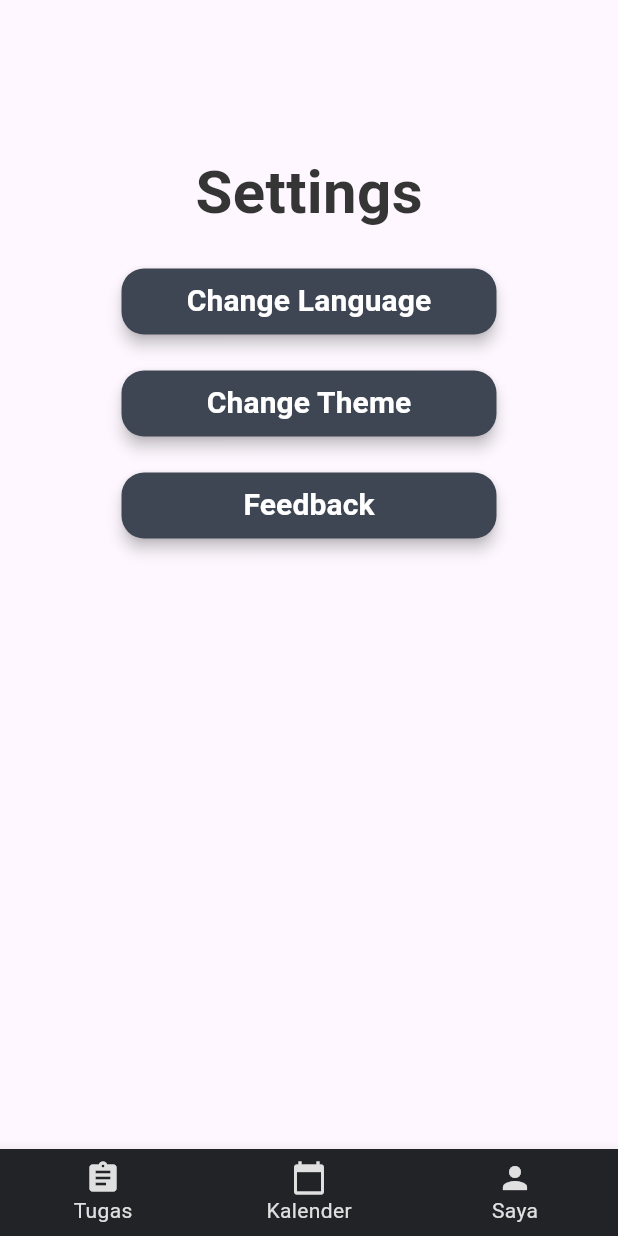
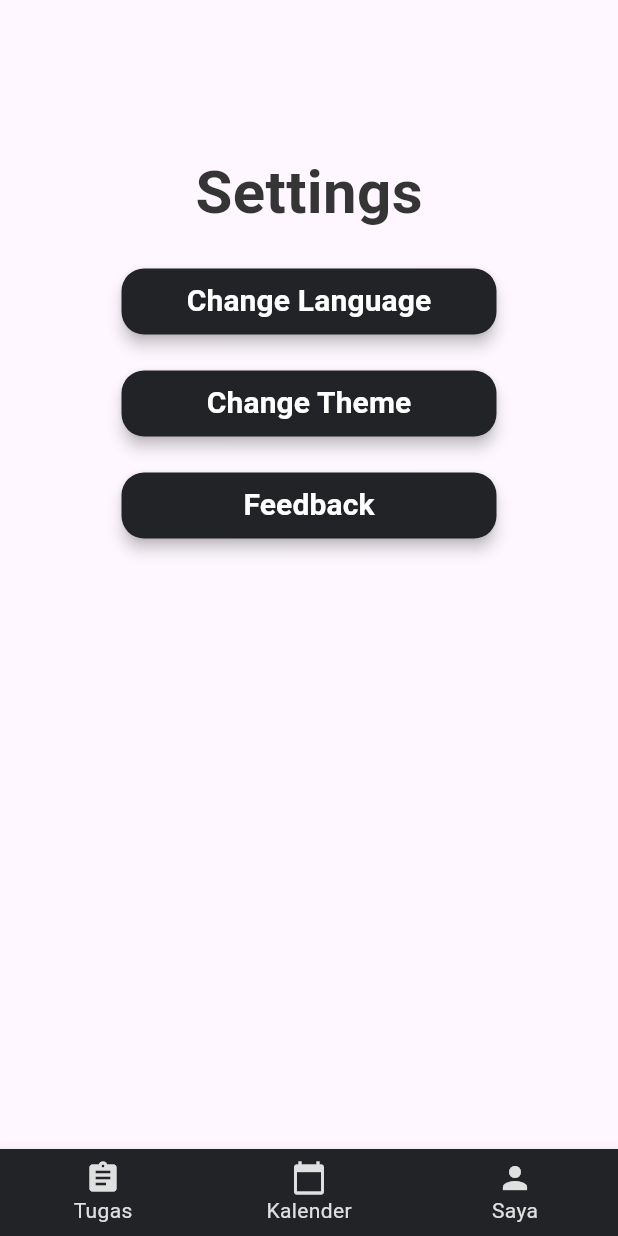
Before and after one commit to Drakkura/mobdev, a Flutter app: the CalendarScreen screen opened directly, item 3 of the bottom bar chosen, after a tap on "Settings", on a phone screen of 412 x 824 dp. Run offline on Flutter 3.47's test engine with Material 3 defaults, Android fonts, the light colour scheme and no system bars; our stand-ins replace cloud_firestore, firebase_auth, firebase_core, flutter_rating_bar, get, hexcolor and 1 more; missing offline and left inert: mysql_client; accounts and stored records are empty; Roboto replaces fonts that are missing (Nunito Sans).

Commit message:
frontend update

```diff
--- a/lib/settings/setting.dart
+++ b/lib/settings/setting.dart
@@ -3,6 +3,7 @@ import 'feedback.dart';
 import 'gantiBahasa.dart';
 import 'gantiTema.dart';
 import 'package:login_sahabat_mahasiswa/view/widget/bottom.navigationbar.dart';
+import 'package:login_sahabat_mahasiswa/utils/colors.dart';
 
 class Setting extends StatelessWidget {
   @override
@@ -39,7 +40,7 @@ class Setting extends StatelessWidget {
                     );
                   },
                   style: ElevatedButton.styleFrom(
-                    backgroundColor: Color(0xFF3E4553),
+                    backgroundColor: GlobalColors.mainColor,
                     shape: RoundedRectangleBorder(
                       borderRadius: BorderRadius.circular(15),
                     ),
@@ -65,7 +66,7 @@ class Setting extends StatelessWidget {
                     );
                   },
                   style: ElevatedButton.styleFrom(
-                    backgroundColor: Color(0xFF3E4553),
+                    backgroundColor: GlobalColors.mainColor,
                     shape: RoundedRectangleBorder(
                       borderRadius: BorderRadius.circular(15),
                     ),
@@ -91,7 +92,7 @@ class Setting extends StatelessWidget {
                     );
                   },
                   style: ElevatedButton.styleFrom(
-                    backgroundColor: Color(0xFF3E4553),
+                    backgroundColor: GlobalColors.mainColor,
                     shape: RoundedRectangleBorder(
                       borderRadius: BorderRadius.circular(15),
                     ),
--- a/lib/view/calendar.dart
+++ b/lib/view/calendar.dart
@@ -1,6 +1,7 @@
 import 'package:flutter/material.dart';
 import 'package:table_calendar/table_calendar.dart';
 import 'package:login_sahabat_mahasiswa/view/widget/bottom.navigationbar.dart';
+import 'package:login_sahabat_mahasiswa/utils/colors.dart';
 
 class CalendarScreen extends StatefulWidget {
   const CalendarScreen({super.key});
@@ -17,8 +18,9 @@ class _CalendarScreenState extends State<CalendarScreen> {
   Widget build(BuildContext context) {
     return Scaffold(
       appBar: AppBar(
+        backgroundColor: GlobalColors.mainColor,
         automaticallyImplyLeading: false,
-        title: const Text('Kalendar'),
+        title: const Text('Kalendar', style: TextStyle(color: Colors.white),),
       ),
       body: TableCalendar(
         firstDay: DateTime.utc(2010, 10, 16),
--- a/lib/view/profile.dart
+++ b/lib/view/profile.dart
@@ -2,6 +2,7 @@ import 'dart:io';
 import 'package:login_sahabat_mahasiswa/settings/setting.dart';
 import 'package:login_sahabat_mahasiswa/view/widget/bottom.navigationbar.dart';
 import 'package:flutter/material.dart';
+import 'package:login_sahabat_mahasiswa/utils/colors.dart';
 
 
 void main() {
@@ -37,8 +38,9 @@ class _ProfilePageState extends State<ProfilePage> {
     return Scaffold(
       bottomNavigationBar: CustomBottomNavigationBar(),
       appBar: AppBar(
+        backgroundColor: GlobalColors.mainColor,
         automaticallyImplyLeading: false,
-        title: Text('Profile'),
+        title: Text('Profile', style: TextStyle(color: Colors.white),),
       ),
       body: Center(
         child: Padding(
@@ -80,9 +82,12 @@ class _ProfilePageState extends State<ProfilePage> {
               ElevatedButton(
                 onPressed: () {
                   Navigator.pushReplacement(
-                    context,
-                    MaterialPageRoute(builder: (context) => Setting()),
-                  );
+                  context,
+                  PageRouteBuilder(
+                  pageBuilder: (_, __, ___) => Setting(),
+                  transitionDuration: Duration.zero,
+                ),
+                );
                 },
                 child: Text('Settings'),
               ),
```
